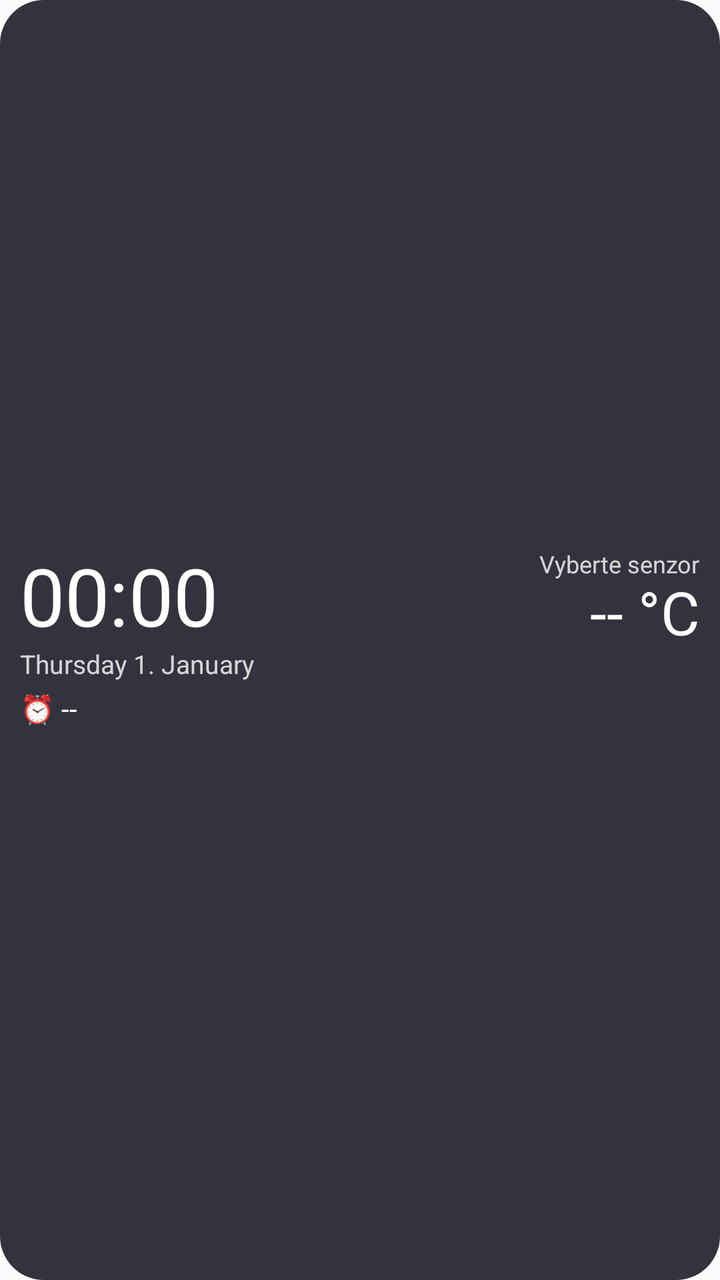
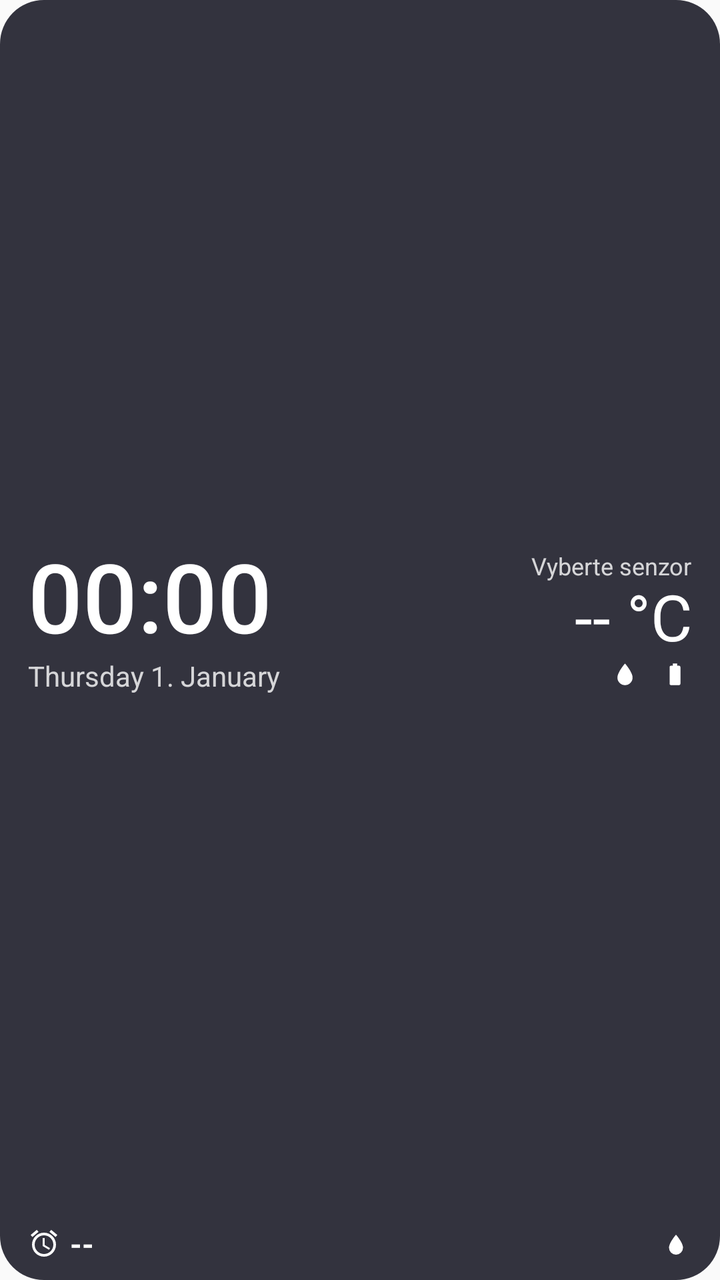

The first picture is an Android layout as it rendered before a commit; the second is the same layout after the commit. The layout source and the unified diff follow.
<!-- AndroidManifest.xml: application theme android:Theme.Material.Light.DarkActionBar -->
<!-- res/layout/widget.xml -->
<?xml version="1.0" encoding="utf-8"?>
<LinearLayout xmlns:android="http://schemas.android.com/apk/res/android"
    android:id="@+id/root"
    android:layout_width="match_parent"
    android:layout_height="match_parent"
    android:background="@drawable/widget_bg"
    android:gravity="center_vertical"
    android:orientation="horizontal"
    android:padding="10dp">

    <LinearLayout
        android:layout_width="0dp"
        android:layout_height="wrap_content"
        android:layout_weight="1"
        android:gravity="start"
        android:orientation="vertical">

        <TextClock
            android:id="@+id/clock"
            android:layout_width="wrap_content"
            android:layout_height="wrap_content"
            android:format12Hour="HH:mm"
            android:format24Hour="HH:mm"
            android:includeFontPadding="false"
            android:textColor="#FFFFFF"
            android:textSize="40sp" />

        <TextClock
            android:id="@+id/date"
            android:layout_width="wrap_content"
            android:layout_height="wrap_content"
            android:ellipsize="end"
            android:format12Hour="EEEE d. MMMM"
            android:format24Hour="EEEE d. MMMM"
            android:maxLines="1"
            android:textColor="#CCFFFFFF"
            android:textSize="13sp" />

        <TextView
            android:id="@+id/alarm"
            android:layout_width="wrap_content"
            android:layout_height="wrap_content"
            android:layout_marginTop="4dp"
            android:maxLines="1"
            android:text="⏰ --"
            android:textColor="#FFFFFF"
            android:textSize="14sp" />
    </LinearLayout>

    <LinearLayout
        android:layout_width="0dp"
        android:layout_height="wrap_content"
        android:layout_weight="1"
        android:gravity="end"
        android:orientation="vertical">

        <TextView
            android:id="@+id/sensor_name"
            android:layout_width="wrap_content"
            android:layout_height="wrap_content"
            android:ellipsize="end"
            android:maxLines="1"
            android:text="Vyberte senzor"
            android:textColor="#CCFFFFFF"
            android:textSize="12sp" />

        <TextView
            android:id="@+id/temp"
            android:layout_width="wrap_content"
            android:layout_height="wrap_content"
            android:includeFontPadding="false"
            android:maxLines="1"
            android:text="-- °C"
            android:textColor="#FFFFFF"
            android:textSize="30sp" />

        <TextView
            android:id="@+id/hum_bat"
            android:layout_width="wrap_content"
            android:layout_height="wrap_content"
            android:maxLines="1"
            android:text=""
            android:textColor="#CCFFFFFF"
            android:textSize="12sp" />

        <LinearLayout
            android:id="@+id/row2"
            android:layout_width="match_parent"
            android:layout_height="wrap_content"
            android:layout_marginTop="6dp"
            android:gravity="end|center_vertical"
            android:orientation="horizontal">

            <TextView
                android:id="@+id/sensor2_name"
                android:layout_width="0dp"
                android:layout_height="wrap_content"
                android:layout_weight="1"
                android:ellipsize="end"
                android:gravity="end"
                android:maxLines="1"
                android:text=""
                android:textColor="#B3FFFFFF"
                android:textSize="11sp" />

            <TextView
                android:id="@+id/sensor2_val"
                android:layout_width="wrap_content"
                android:layout_height="wrap_content"
                android:layout_marginStart="6dp"
                android:maxLines="1"
                android:text=""
                android:textColor="#FFFFFF"
                android:textSize="14sp" />
        </LinearLayout>
    </LinearLayout>
</LinearLayout>
<!-- resources referenced by this layout -->
<resources>
  <!-- drawable widget_bg (drawable) -->
  <?xml version="1.0" encoding="utf-8"?>
  <shape xmlns:android="http://schemas.android.com/apk/res/android"
      android:shape="rectangle">
      <solid android:color="#E61E1F2B" />
      <corners android:radius="22dp" />
  </shape>
</resources>

<!-- the commit's change to res/layout/widget.xml (unified diff, before → after) -->
@@ -4,26 +4,35 @@
     android:layout_width="match_parent"
     android:layout_height="match_parent"
     android:background="@drawable/widget_bg"
-    android:gravity="center_vertical"
     android:orientation="horizontal"
-    android:padding="10dp">
+    android:paddingStart="14dp"
+    android:paddingTop="8dp"
+    android:paddingEnd="14dp"
+    android:paddingBottom="8dp">
 
     <LinearLayout
+        android:id="@+id/left"
         android:layout_width="0dp"
-        android:layout_height="wrap_content"
+        android:layout_height="match_parent"
         android:layout_weight="1"
         android:gravity="start"
         android:orientation="vertical">
 
+        <FrameLayout
+            android:layout_width="match_parent"
+            android:layout_height="0dp"
+            android:layout_weight="1" />
+
         <TextClock
             android:id="@+id/clock"
             android:layout_width="wrap_content"
             android:layout_height="wrap_content"
+            android:fontFamily="sans-serif-medium"
             android:format12Hour="HH:mm"
             android:format24Hour="HH:mm"
             android:includeFontPadding="false"
             android:textColor="#FFFFFF"
-            android:textSize="40sp" />
+            android:textSize="48sp" />
 
         <TextClock
             android:id="@+id/date"
@@ -34,25 +43,50 @@
             android:format24Hour="EEEE d. MMMM"
             android:maxLines="1"
             android:textColor="#CCFFFFFF"
-            android:textSize="13sp" />
-
-        <TextView
-            android:id="@+id/alarm"
-            android:layout_width="wrap_content"
-            android:layout_height="wrap_content"
-            android:layout_marginTop="4dp"
-            android:maxLines="1"
-            android:text="⏰ --"
-            android:textColor="#FFFFFF"
             android:textSize="14sp" />
+
+        <FrameLayout
+            android:layout_width="match_parent"
+            android:layout_height="0dp"
+            android:layout_weight="1" />
+
+        <LinearLayout
+            android:id="@+id/alarm_row"
+            android:layout_width="wrap_content"
+            android:layout_height="wrap_content"
+            android:gravity="center_vertical"
+            android:orientation="horizontal">
+
+            <ImageView
+                android:id="@+id/alarm_icon"
+                android:layout_width="16dp"
+                android:layout_height="16dp"
+                android:src="@drawable/ic_alarm" />
+
+            <TextView
+                android:id="@+id/alarm"
+                android:layout_width="wrap_content"
+                android:layout_height="wrap_content"
+                android:layout_marginStart="5dp"
+                android:maxLines="1"
+                android:text="--"
+                android:textColor="#FFFFFF"
+                android:textSize="15sp"
+                android:textStyle="bold" />
+        </LinearLayout>
     </LinearLayout>
 
     <LinearLayout
         android:layout_width="0dp"
-        android:layout_height="wrap_content"
+        android:layout_height="match_parent"
         android:layout_weight="1"
         android:gravity="end"
         android:orientation="vertical">
+
+        <FrameLayout
+            android:layout_width="match_parent"
+            android:layout_height="0dp"
+            android:layout_weight="1" />
 
         <TextView
             android:id="@+id/sensor_name"
@@ -72,22 +106,72 @@
             android:maxLines="1"
             android:text="-- °C"
             android:textColor="#FFFFFF"
-            android:textSize="30sp" />
-
-        <TextView
-            android:id="@+id/hum_bat"
-            android:layout_width="wrap_content"
-            android:layout_height="wrap_content"
-            android:maxLines="1"
-            android:text=""
-            android:textColor="#CCFFFFFF"
-            android:textSize="12sp" />
+            android:textSize="32sp" />
+
+        <LinearLayout
+            android:id="@+id/hum_row"
+            android:layout_width="wrap_content"
+            android:layout_height="wrap_content"
+            android:gravity="end|center_vertical"
+            android:orientation="horizontal">
+
+            <LinearLayout
+                android:id="@+id/hum_group"
+                android:layout_width="wrap_content"
+                android:layout_height="wrap_content"
+                android:gravity="center_vertical"
+                android:orientation="horizontal">
+
+                <ImageView
+                    android:layout_width="13dp"
+                    android:layout_height="13dp"
+                    android:src="@drawable/ic_drop" />
+
+                <TextView
+                    android:id="@+id/hum"
+                    android:layout_width="wrap_content"
+                    android:layout_height="wrap_content"
+                    android:layout_marginStart="2dp"
+                    android:maxLines="1"
+                    android:text=""
+                    android:textColor="#CCFFFFFF"
+                    android:textSize="13sp" />
+            </LinearLayout>
+
+            <LinearLayout
+                android:id="@+id/bat_group"
+                android:layout_width="wrap_content"
+                android:layout_height="wrap_content"
+                android:layout_marginStart="10dp"
+                android:gravity="center_vertical"
+                android:orientation="horizontal">
+
+                <ImageView
+                    android:layout_width="13dp"
+                    android:layout_height="13dp"
+                    android:src="@drawable/ic_battery" />
+
+                <TextView
+                    android:id="@+id/bat"
+                    android:layout_width="wrap_content"
+                    android:layout_height="wrap_content"
+                    android:layout_marginStart="2dp"
+                    android:maxLines="1"
+                    android:text=""
+                    android:textColor="#CCFFFFFF"
+                    android:textSize="13sp" />
+            </LinearLayout>
+        </LinearLayout>
+
+        <FrameLayout
+            android:layout_width="match_parent"
+            android:layout_height="0dp"
+            android:layout_weight="1" />
 
         <LinearLayout
             android:id="@+id/row2"
             android:layout_width="match_parent"
             android:layout_height="wrap_content"
-            android:layout_marginTop="6dp"
             android:gravity="end|center_vertical"
             android:orientation="horizontal">
 
@@ -104,14 +188,39 @@
                 android:textSize="11sp" />
 
             <TextView
-                android:id="@+id/sensor2_val"
+                android:id="@+id/sensor2_temp"
                 android:layout_width="wrap_content"
                 android:layout_height="wrap_content"
                 android:layout_marginStart="6dp"
                 android:maxLines="1"
                 android:text=""
                 android:textColor="#FFFFFF"
-                android:textSize="14sp" />
+                android:textSize="14sp"
+                android:textStyle="bold" />
+
+            <LinearLayout
+                android:id="@+id/hum2_group"
+                android:layout_width="wrap_content"
+                android:layout_height="wrap_content"
+                android:layout_marginStart="6dp"
+                android:gravity="center_vertical"
+                android:orientation="horizontal">
+
+                <ImageView
+                    android:layout_width="12dp"
+                    android:layout_height="12dp"
+                    android:src="@drawable/ic_drop" />
+
+                <TextView
+                    android:id="@+id/sensor2_hum"
+                    android:layout_width="wrap_content"
+                    android:layout_height="wrap_content"
+                    android:layout_marginStart="2dp"
+                    android:maxLines="1"
+                    android:text=""
+                    android:textColor="#CCFFFFFF"
+                    android:textSize="12sp" />
+            </LinearLayout>
         </LinearLayout>
     </LinearLayout>
 </LinearLayout>
<!-- resource entries referenced after the edit -->
@@ -1,5 +1,38 @@
 <!-- resources referenced by this layout -->
 <resources>
+  <!-- drawable ic_alarm (drawable) -->
+  <?xml version="1.0" encoding="utf-8"?>
+  <vector xmlns:android="http://schemas.android.com/apk/res/android"
+      android:width="24dp"
+      android:height="24dp"
+      android:viewportWidth="24"
+      android:viewportHeight="24">
+      <path
+          android:fillColor="#FFFFFF"
+          android:pathData="M22,5.72l-4.6,-3.86 -1.29,1.53 4.6,3.86L22,5.72zM7.88,3.39L6.6,1.86 2,5.71l1.29,1.53 4.59,-3.85zM12.5,8H11v6l4.75,2.85 0.75,-1.23 -4,-2.37V8zM12,4c-4.97,0 -9,4.03 -9,9s4.02,9 9,9c4.97,0 9,-4.03 9,-9s-4.03,-9 -9,-9zM12,20c-3.87,0 -7,-3.13 -7,-7s3.13,-7 7,-7 7,3.13 7,7 -3.13,7 -7,7z" />
+  </vector>
+  <!-- drawable ic_battery (drawable) -->
+  <?xml version="1.0" encoding="utf-8"?>
+  <vector xmlns:android="http://schemas.android.com/apk/res/android"
+      android:width="24dp"
+      android:height="24dp"
+      android:viewportWidth="24"
+      android:viewportHeight="24">
+      <path
+          android:fillColor="#FFFFFF"
+          android:pathData="M15.67,4H14V2h-4v2H8.33C7.6,4 7,4.6 7,5.33v15.33C7,21.4 7.6,22 8.33,22h7.33c0.74,0 1.34,-0.6 1.34,-1.33V5.33C17,4.6 16.4,4 15.67,4z" />
+  </vector>
+  <!-- drawable ic_drop (drawable) -->
+  <?xml version="1.0" encoding="utf-8"?>
+  <vector xmlns:android="http://schemas.android.com/apk/res/android"
+      android:width="24dp"
+      android:height="24dp"
+      android:viewportWidth="24"
+      android:viewportHeight="24">
+      <path
+          android:fillColor="#FFFFFF"
+          android:pathData="M12,2 C12,2 5,10 5,15 A7,7 0 0,0 19,15 C19,10 12,2 12,2 Z" />
+  </vector>
   <!-- drawable widget_bg (drawable) -->
   <?xml version="1.0" encoding="utf-8"?>
   <shape xmlns:android="http://schemas.android.com/apk/res/android"
